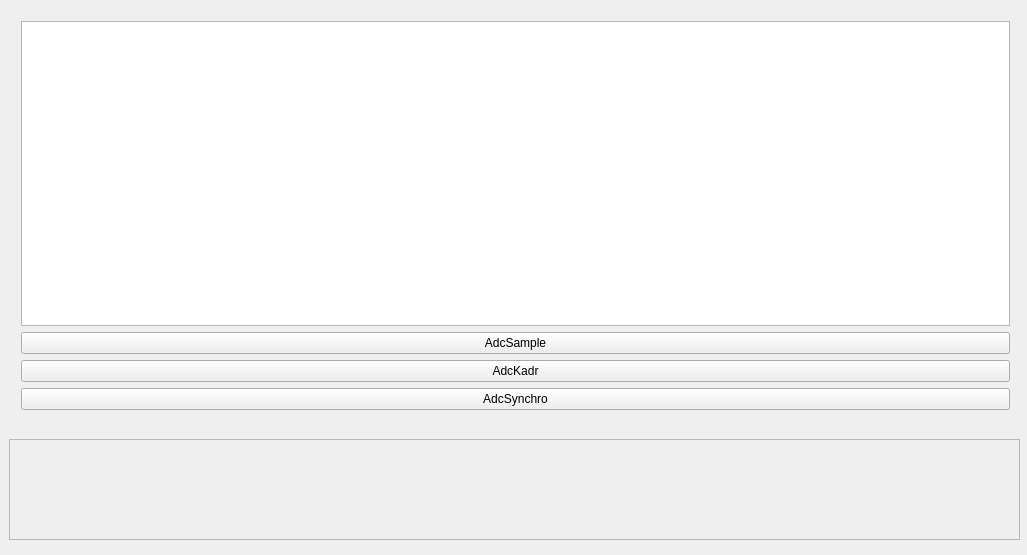
First picture: the form in widget.ui, repository krang4d/Agrekola, before the edit.
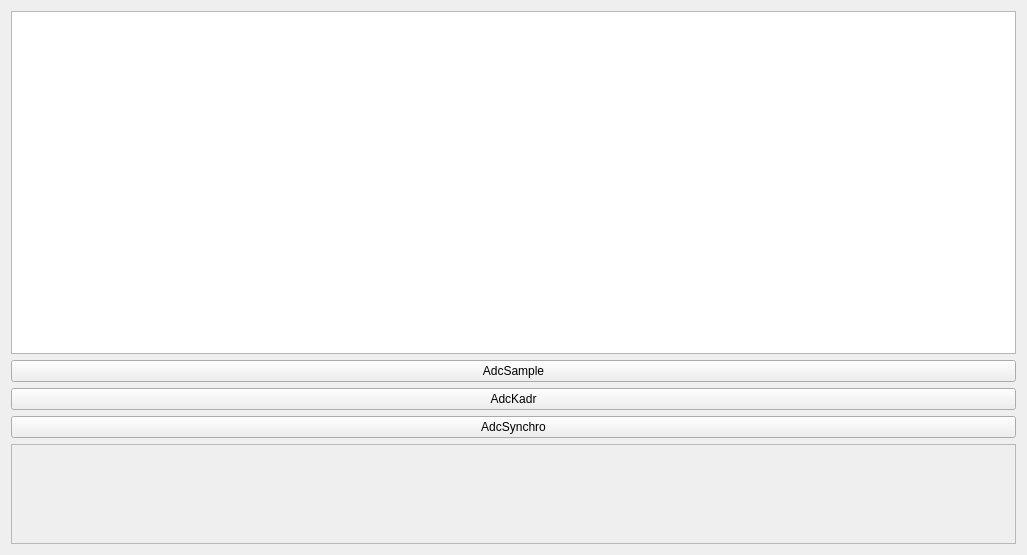
Second picture: the form after the edit. Custom widgets are drawn as their Qt base class.

```diff
--- a/widget.ui
+++ b/widget.ui
@@ -13,15 +13,8 @@
   <property name="windowTitle">
    <string>Widget</string>
   </property>
-  <widget class="QWidget" name="layoutWidget">
-   <property name="geometry">
-    <rect>
-     <x>10</x>
-     <y>10</y>
-     <width>1011</width>
-     <height>411</height>
-    </rect>
-   </property>
+  <layout class="QVBoxLayout" name="verticalLayout_2">
+   <item>
    <layout class="QVBoxLayout" name="verticalLayout">
     <item>
      <widget class="QTextEdit" name="textEdit">
@@ -58,15 +51,14 @@
      </widget>
     </item>
    </layout>
-  </widget>
-  <widget class="QFrame" name="frame">
-   <property name="geometry">
-    <rect>
-     <x>9</x>
-     <y>439</y>
-     <width>1011</width>
-     <height>101</height>
-    </rect>
+   </item>
+   <item>
+    <widget class="QCustomPlot" name="frame">
+     <property name="minimumSize">
+      <size>
+       <width>0</width>
+       <height>100</height>
+      </size>
    </property>
    <property name="frameShape">
     <enum>QFrame::StyledPanel</enum>
@@ -75,8 +67,18 @@
     <enum>QFrame::Raised</enum>
    </property>
   </widget>
+   </item>
+  </layout>
  </widget>
  <layoutdefault spacing="6" margin="11"/>
+ <customwidgets>
+  <customwidget>
+   <class>QCustomPlot</class>
+   <extends>QFrame</extends>
+   <header>QCustomPlot/qcustomplot.h</header>
+   <container>1</container>
+  </customwidget>
+ </customwidgets>
  <resources/>
  <connections/>
 </ui>
```
Lines whose indentation alone changed are shown as unchanged.
